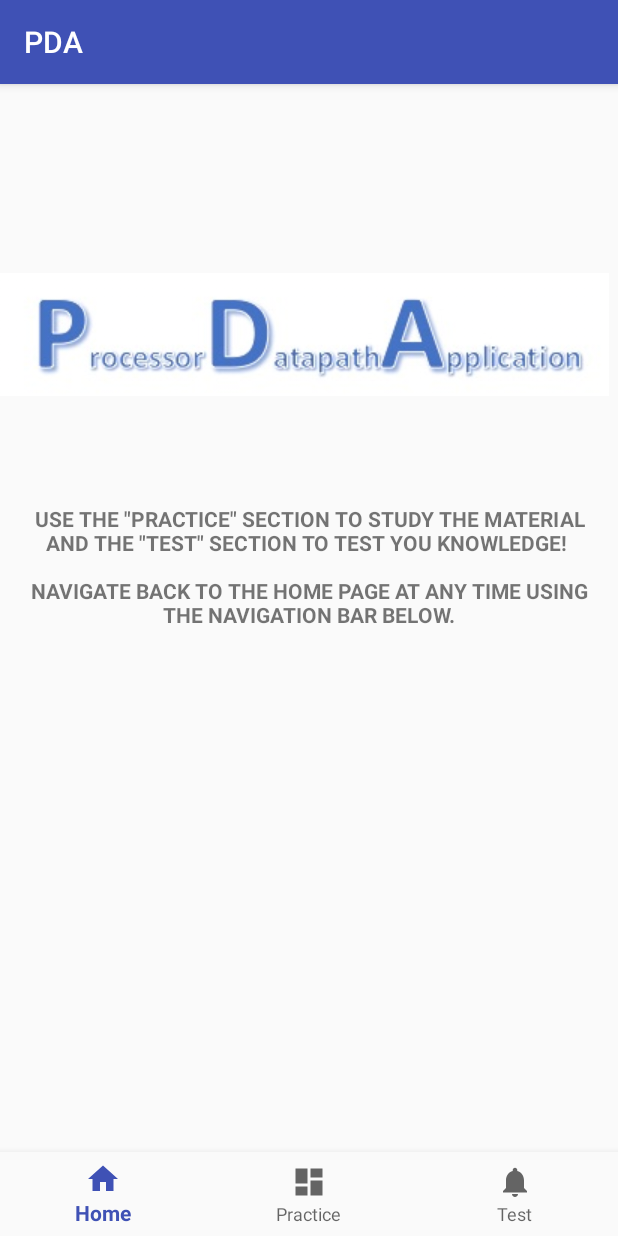
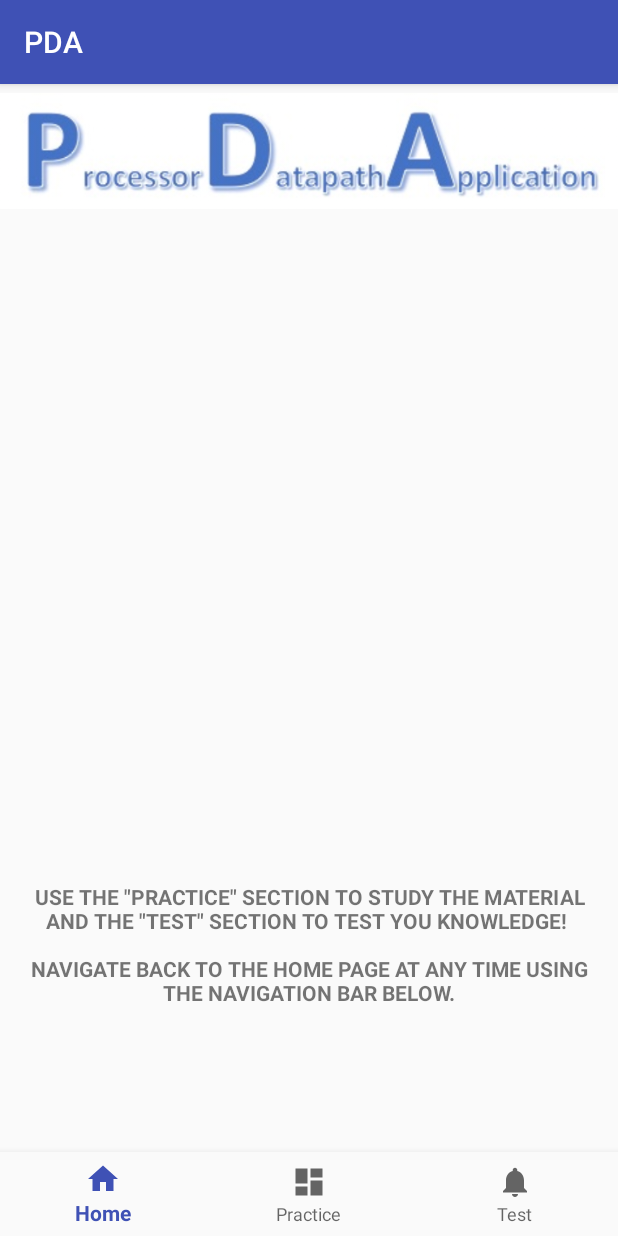
Before and after one commit to PenguinTamer/DataPathSimulator, an Android app: the screen it shows after launch (MainActivity), on a phone screen of 412 x 824 dp. Run offline under Robolectric (Android 15) with nearby library versions, the light colour scheme and no system bars.

Commit message:
Merge remote-tracking branch 'origin/master'
# Conflicts:
#	.idea/caches/build_file_checksums.ser
#	.idea/vcs.xml

```diff
--- a/app/src/main/res/layout/activity_main.xml
+++ b/app/src/main/res/layout/activity_main.xml
@@ -8,15 +8,12 @@
     tools:context=".MainActivity">
 
     <ImageView
-        android:id="@+id/imageView49"
+        android:id="@+id/imageView51"
         android:layout_width="wrap_content"
-        android:layout_height="94dp"
-        android:layout_marginBottom="66dp"
-        android:layout_marginTop="120dp"
-        app:layout_constraintBottom_toTopOf="@+id/textView"
-        app:layout_constraintStart_toStartOf="parent"
-        app:layout_constraintTop_toTopOf="parent"
-        app:srcCompat="@drawable/applogo1" />
+        android:layout_height="wrap_content"
+        app:srcCompat="@drawable/logo2"
+        tools:layout_editor_absoluteX="0dp"
+        tools:layout_editor_absoluteY="109dp" />
 
     <android.support.design.widget.BottomNavigationView
         android:id="@+id/navigation"
@@ -33,7 +30,7 @@
     <TextView
         android:id="@+id/textView"
         android:layout_width="0dp"
-        android:layout_height="0dp"
+        android:layout_height="90dp"
         android:layout_marginBottom="146dp"
         android:layout_marginEnd="11dp"
         android:layout_marginStart="11dp"
@@ -43,7 +40,6 @@
         android:textStyle="bold"
         app:layout_constraintBottom_toBottomOf="parent"
         app:layout_constraintEnd_toEndOf="parent"
-        app:layout_constraintStart_toStartOf="parent"
-        app:layout_constraintTop_toBottomOf="@+id/imageView49" />
+        app:layout_constraintStart_toStartOf="parent" />
 
 </android.support.constraint.ConstraintLayout>
```
Also changed, not shown: app/src/main/res/drawable/logo2.jpg (added).
